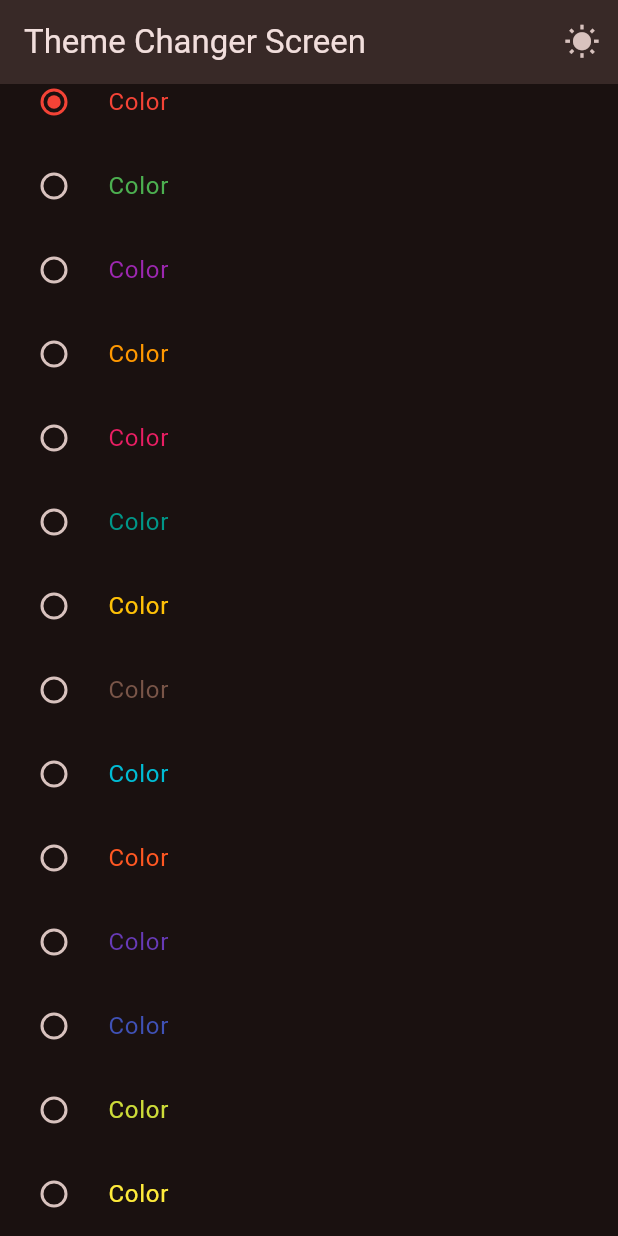
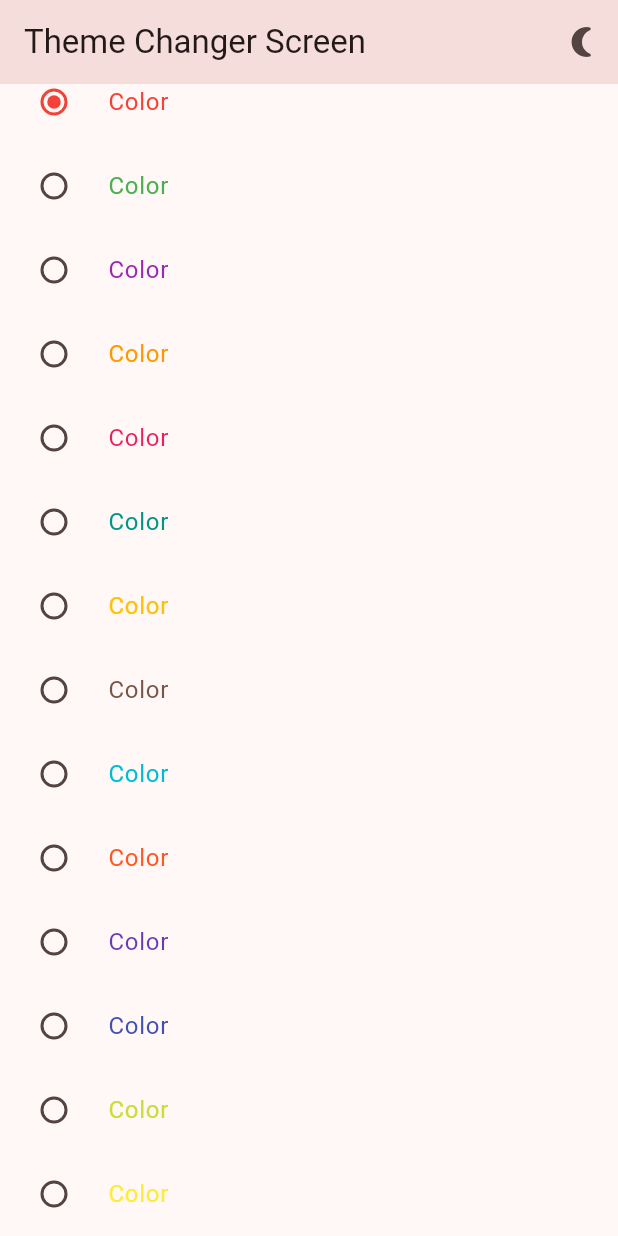
Before and after one commit to marrullas/flutter, a Flutter app: the ThemeChangerScreen screen opened by its route, scrolled down 72 dp, after a tap on "Color", on a phone screen of 412 x 824 dp. Run offline on Flutter 3.47's test engine with Material 2 defaults, Android fonts, the light colour scheme and no system bars; our stand-ins replace animate_do, dio, flutter_riverpod, go_router.

Commit message:
statenotifier implementado

```diff
--- a/widgets_app/lib/config/theme/app_theme.dart
+++ b/widgets_app/lib/config/theme/app_theme.dart
@@ -38,4 +38,15 @@
         )
 
       );
+
+
+  AppTheme copyWith({
+    int? selectedColor,
+    bool? isDark,
+  }) {
+    return AppTheme(
+      selectedColor: selectedColor ?? this.selectedColor,
+      isDark: isDark ?? this.isDark,
+    );
+  }
 }
--- a/widgets_app/lib/main.dart
+++ b/widgets_app/lib/main.dart
@@ -20,14 +20,16 @@
   @override
   Widget build(BuildContext context, WidgetRef ref) {
 
-    final int selectedColor = ref.watch(selectedColorProvider);
-    final bool isDark = ref.watch(themeProvider);
+    // final int selectedColor = ref.watch(selectedColorProvider);
+    // final bool isDark = ref.watch(themeProvider);
+    final AppTheme selectedTheme = ref.watch(appThemeNotifierProvider);
 
     return MaterialApp.router(
       title: 'Flutter Widgets',
       routerConfig: appRouter,
       debugShowCheckedModeBanner: false,
-      theme: AppTheme( selectedColor: selectedColor, isDark: isDark).getTheme(),
+      //theme: AppTheme( selectedColor: selectedColor, isDark: isDark).getTheme(),
+      theme: selectedTheme.getTheme(),
 
       );
 
--- a/widgets_app/lib/presentation/providers/theme_provider.dart
+++ b/widgets_app/lib/presentation/providers/theme_provider.dart
@@ -10,3 +10,22 @@
 final themeProvider = StateProvider<bool>((ref) => true);
 //tema seleccionado
 final selectedColorProvider = StateProvider<int>((ref) => 0);
+
+//tema seleccionado objeto tipo AppTheme (custom)
+final appThemeNotifierProvider = StateNotifierProvider<ThemeNotifier, AppTheme>(
+  (ref) => ThemeNotifier()
+);
+
+
+//notifier o controlador
+class ThemeNotifier extends StateNotifier<AppTheme> {
+  ThemeNotifier() : super(AppTheme());
+
+  void toggleTheme() {
+    state = state.copyWith(isDark: !state.isDark);
+  }
+
+  void changeColor(int colorIndex) {
+    state = state.copyWith(selectedColor: colorIndex);
+  }
+}
--- a/widgets_app/lib/presentation/screens/theme_changer/theme_changer_screen.dart
+++ b/widgets_app/lib/presentation/screens/theme_changer/theme_changer_screen.dart
@@ -11,7 +11,7 @@
   @override
   Widget build(BuildContext context, WidgetRef ref) {
 
-    final bool isDark = ref.watch(themeProvider);
+    final bool isDark = ref.watch(appThemeNotifierProvider).isDark;
 
     return Scaffold(
       appBar: AppBar(
@@ -20,8 +20,9 @@
         IconButton(
           icon: isDark ? const Icon(Icons.wb_sunny) : const Icon(Icons.nightlight_round),
           onPressed: () {
-            ref.read(themeProvider.notifier)
-            .update((state) => !state);
+            // ref.read(themeProvider.notifier)
+            // .update((state) => !state);
+            ref.read(appThemeNotifierProvider.notifier).toggleTheme();
           },
         )
       ],
@@ -40,7 +41,9 @@
   Widget build(BuildContext context, WidgetRef ref) {
 
     final List<Color> colorList = ref.watch(colorListProvider);
-    final int selectedColor = ref.watch(selectedColorProvider);
+    // final int selectedColor = ref.watch(selectedColorProvider);
+    final int selectedColor = ref.watch(appThemeNotifierProvider).selectedColor;
+
 
 
     return ListView.builder(
@@ -58,7 +61,8 @@
         activeColor: color,
         //selected: colorList[selectedColor] == color,
         onChanged: (value) {
-          ref.read(selectedColorProvider.notifier).state = index;
+          //ref.read(selectedColorProvider.notifier).state = index;
+          ref.read(appThemeNotifierProvider.notifier).changeColor(index);
         },
         );
     }
```
